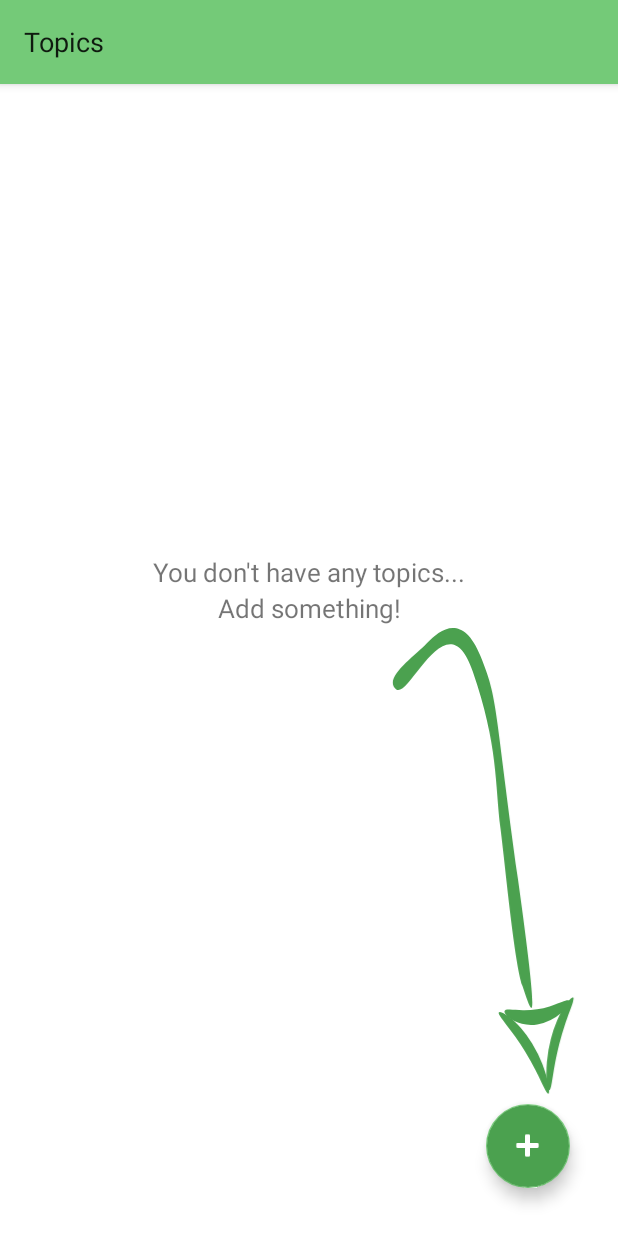
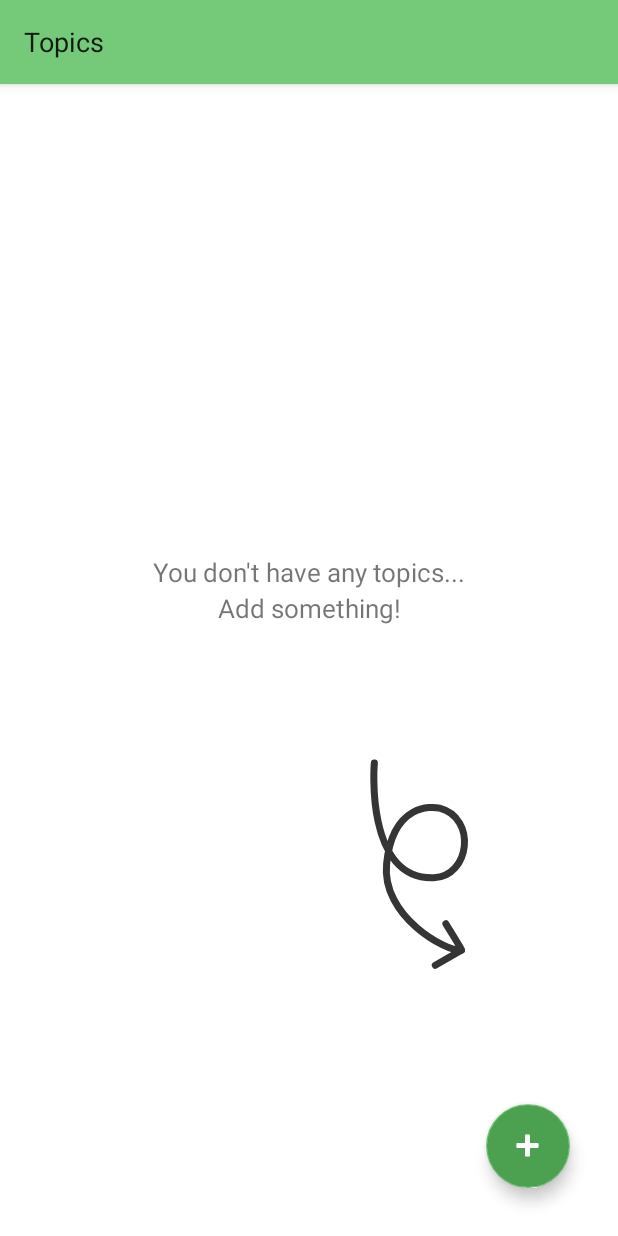
Before and after one commit to Kubixxu/TODOList, an Android app: the screen it shows after launch (MainActivity), on a phone screen of 412 x 824 dp. Run offline under Robolectric (Android 15) with nearby library versions, the phone set to English and light mode, and no system bars; our stand-ins replace Room's generated code, navigation-ui.

Commit message:
Change arrow on empty list

```diff
--- a/app/src/main/res/layout/topic_list.xml
+++ b/app/src/main/res/layout/topic_list.xml
@@ -81,17 +81,21 @@
         app:layout_constraintStart_toStartOf="@+id/empty_textView1"
         app:layout_constraintTop_toBottomOf="@+id/empty_textView1" />
 
-    <ImageView
+
+    <com.airbnb.lottie.LottieAnimationView
         android:id="@+id/empty_point_arrow2"
-        android:layout_width="140dp"
+        android:layout_width="145dp"
         android:layout_height="0dp"
-        android:layout_marginEnd="16dp"
-        android:src="@drawable/arrow2"
+        android:layout_marginEnd="60dp"
+        android:rotation="-90"
+        android:rotationY="182"
         android:visibility="gone"
         app:layout_constraintBottom_toTopOf="@+id/create_topic_fab"
         app:layout_constraintEnd_toEndOf="parent"
         app:layout_constraintTop_toBottomOf="@+id/empty_textView2"
-        app:layout_constraintVertical_bias="0.517" />
+        app:layout_constraintVertical_bias="1.0"
+        app:lottie_autoPlay="true"
+        app:lottie_rawRes="@raw/arrow" />
 
 
 </androidx.constraintlayout.widget.ConstraintLayout>
```
Also changed, not shown: app/src/main/res/layout/tasks_list.xml (+7 -4 lines), app/src/main/res/raw/arrow.json (added, +1 -0 lines).
